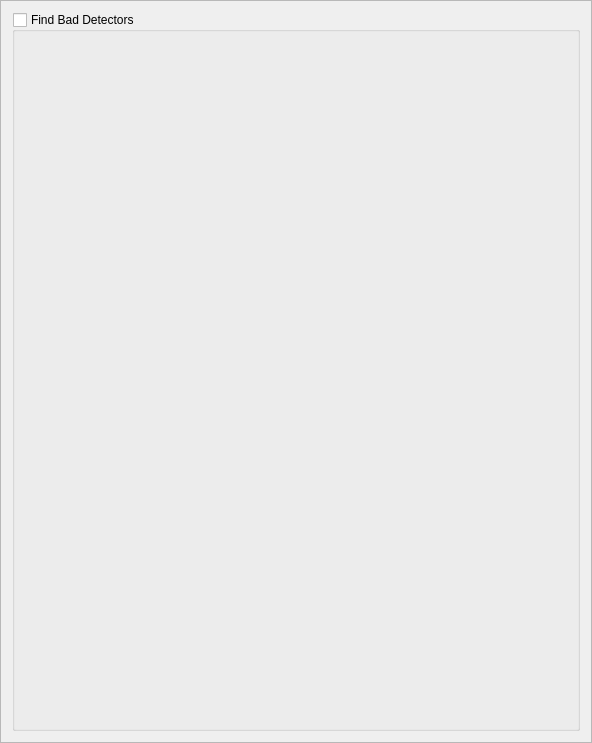
Above: Code/Mantid/scripts/Interface/ui/inelastic/dgs_diagnose_detectors.ui from mantidproject/mantid before the change. Below: the same form after it.
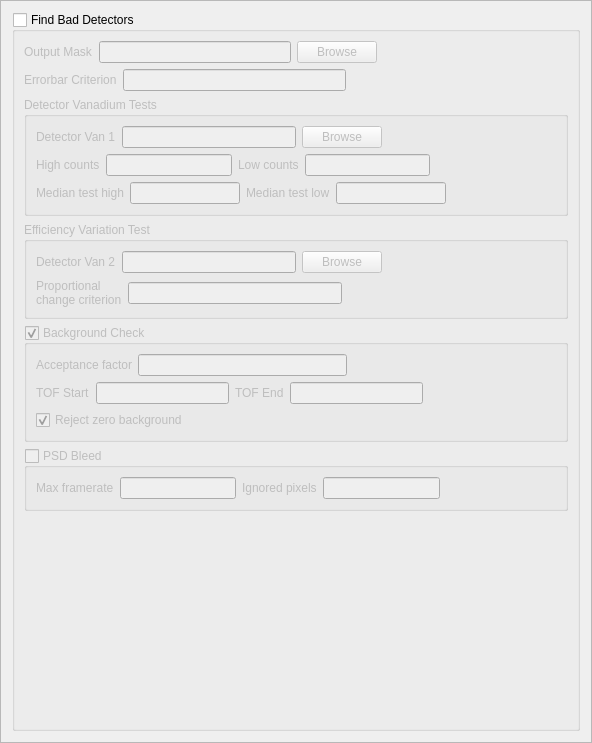
That is the form after the change.

Commit message: Refs #5454. Diagnose dets UI laid out and script object done.

```diff
--- a/Code/Mantid/scripts/Interface/ui/inelastic/dgs_diagnose_detectors.ui
+++ b/Code/Mantid/scripts/Interface/ui/inelastic/dgs_diagnose_detectors.ui
@@ -31,6 +31,428 @@
      <property name="checked">
       <bool>false</bool>
      </property>
+     <layout class="QVBoxLayout" name="verticalLayout_6">
+      <item>
+       <layout class="QHBoxLayout" name="horizontalLayout">
+        <item>
+         <widget class="QLabel" name="output_mask_label">
+          <property name="text">
+           <string>Output Mask</string>
+          </property>
+         </widget>
+        </item>
+        <item>
+         <widget class="QLineEdit" name="output_mask_edit"/>
+        </item>
+        <item>
+         <widget class="QPushButton" name="output_mask_browse">
+          <property name="text">
+           <string>Browse</string>
+          </property>
+         </widget>
+        </item>
+        <item>
+         <spacer name="horizontalSpacer">
+          <property name="orientation">
+           <enum>Qt::Horizontal</enum>
+          </property>
+          <property name="sizeHint" stdset="0">
+           <size>
+            <width>40</width>
+            <height>20</height>
+           </size>
+          </property>
+         </spacer>
+        </item>
+       </layout>
+      </item>
+      <item>
+       <layout class="QHBoxLayout" name="horizontalLayout_2">
+        <item>
+         <widget class="QLabel" name="errorbar_crit_label">
+          <property name="text">
+           <string>Errorbar Criterion</string>
+          </property>
+         </widget>
+        </item>
+        <item>
+         <widget class="QLineEdit" name="errorbar_crit_edit"/>
+        </item>
+        <item>
+         <spacer name="horizontalSpacer_2">
+          <property name="orientation">
+           <enum>Qt::Horizontal</enum>
+          </property>
+          <property name="sizeHint" stdset="0">
+           <size>
+            <width>40</width>
+            <height>20</height>
+           </size>
+          </property>
+         </spacer>
+        </item>
+       </layout>
+      </item>
+      <item>
+       <widget class="QGroupBox" name="white_beam_tests_gb">
+        <property name="title">
+         <string>Detector Vanadium Tests</string>
+        </property>
+        <layout class="QVBoxLayout" name="verticalLayout_2">
+         <item>
+          <layout class="QHBoxLayout" name="horizontalLayout_3">
+           <item>
+            <widget class="QLabel" name="det_van1_label">
+             <property name="text">
+              <string>Detector Van 1</string>
+             </property>
+            </widget>
+           </item>
+           <item>
+            <widget class="QLineEdit" name="det_van1_edit"/>
+           </item>
+           <item>
+            <widget class="QPushButton" name="det_van1_browse">
+             <property name="text">
+              <string>Browse</string>
+             </property>
+            </widget>
+           </item>
+           <item>
+            <spacer name="horizontalSpacer_3">
+             <property name="orientation">
+              <enum>Qt::Horizontal</enum>
+             </property>
+             <property name="sizeHint" stdset="0">
+              <size>
+               <width>40</width>
+               <height>20</height>
+              </size>
+             </property>
+            </spacer>
+           </item>
+          </layout>
+         </item>
+         <item>
+          <layout class="QHBoxLayout" name="horizontalLayout_4">
+           <item>
+            <widget class="QLabel" name="high_counts_label">
+             <property name="text">
+              <string>High counts</string>
+             </property>
+            </widget>
+           </item>
+           <item>
+            <widget class="QLineEdit" name="high_counts_edit"/>
+           </item>
+           <item>
+            <widget class="QLabel" name="low_counts_label">
+             <property name="text">
+              <string>Low counts</string>
+             </property>
+            </widget>
+           </item>
+           <item>
+            <widget class="QLineEdit" name="low_counts_edit"/>
+           </item>
+           <item>
+            <spacer name="horizontalSpacer_4">
+             <property name="orientation">
+              <enum>Qt::Horizontal</enum>
+             </property>
+             <property name="sizeHint" stdset="0">
+              <size>
+               <width>40</width>
+               <height>20</height>
+              </size>
+             </property>
+            </spacer>
+           </item>
+          </layout>
+         </item>
+         <item>
+          <layout class="QHBoxLayout" name="horizontalLayout_5">
+           <item>
+            <widget class="QLabel" name="median_test_high_label">
+             <property name="text">
+              <string>Median test high</string>
+             </property>
+            </widget>
+           </item>
+           <item>
+            <widget class="QLineEdit" name="median_test_high_edit"/>
+           </item>
+           <item>
+            <widget class="QLabel" name="median_test_low_label">
+             <property name="text">
+              <string>Median test low</string>
+             </property>
+            </widget>
+           </item>
+           <item>
+            <widget class="QLineEdit" name="median_test_low_edit"/>
+           </item>
+           <item>
+            <spacer name="horizontalSpacer_5">
+             <property name="orientation">
+              <enum>Qt::Horizontal</enum>
+             </property>
+             <property name="sizeHint" stdset="0">
+              <size>
+               <width>40</width>
+               <height>20</height>
+              </size>
+             </property>
+            </spacer>
+           </item>
+          </layout>
+         </item>
+        </layout>
+       </widget>
+      </item>
+      <item>
+       <widget class="QGroupBox" name="eff_var_test_gb">
+        <property name="title">
+         <string>Efficiency Variation Test</string>
+        </property>
+        <layout class="QVBoxLayout" name="verticalLayout_3">
+         <item>
+          <layout class="QHBoxLayout" name="horizontalLayout_6">
+           <item>
+            <widget class="QLabel" name="det_van2_label">
+             <property name="text">
+              <string>Detector Van 2</string>
+             </property>
+            </widget>
+           </item>
+           <item>
+            <widget class="QLineEdit" name="det_van2_edit"/>
+           </item>
+           <item>
+            <widget class="QPushButton" name="det_van2_browse">
+             <property name="text">
+              <string>Browse</string>
+             </property>
+            </widget>
+           </item>
+           <item>
+            <spacer name="horizontalSpacer_6">
+             <property name="orientation">
+              <enum>Qt::Horizontal</enum>
+             </property>
+             <property name="sizeHint" stdset="0">
+              <size>
+               <width>40</width>
+               <height>20</height>
+              </size>
+             </property>
+            </spacer>
+           </item>
+          </layout>
+         </item>
+         <item>
+          <layout class="QHBoxLayout" name="horizontalLayout_7">
+           <item>
+            <widget class="QLabel" name="prop_change_crit_label">
+             <property name="text">
+              <string>Proportional
+change criterion</string>
+             </property>
+            </widget>
+           </item>
+           <item>
+            <widget class="QLineEdit" name="prop_change_crit_edit"/>
+           </item>
+           <item>
+            <spacer name="horizontalSpacer_7">
+             <property name="orientation">
+              <enum>Qt::Horizontal</enum>
+             </property>
+             <property name="sizeHint" stdset="0">
+              <size>
+               <width>40</width>
+               <height>20</height>
+              </size>
+             </property>
+            </spacer>
+           </item>
+          </layout>
+         </item>
+        </layout>
+       </widget>
+      </item>
+      <item>
+       <widget class="QGroupBox" name="background_check_gb">
+        <property name="title">
+         <string>Background Check</string>
+        </property>
+        <property name="checkable">
+         <bool>true</bool>
+        </property>
+        <property name="checked">
+         <bool>true</bool>
+        </property>
+        <layout class="QVBoxLayout" name="verticalLayout_4">
+         <item>
+          <layout class="QHBoxLayout" name="horizontalLayout_8">
+           <item>
+            <widget class="QLabel" name="accept_factor_label">
+             <property name="text">
+              <string>Acceptance factor</string>
+             </property>
+            </widget>
+           </item>
+           <item>
+            <widget class="QLineEdit" name="accept_factor_edit"/>
+           </item>
+           <item>
+            <spacer name="horizontalSpacer_8">
+             <property name="orientation">
+              <enum>Qt::Horizontal</enum>
+             </property>
+             <property name="sizeHint" stdset="0">
+              <size>
+               <width>40</width>
+               <height>20</height>
+              </size>
+             </property>
+            </spacer>
+           </item>
+          </layout>
+         </item>
+         <item>
+          <layout class="QHBoxLayout" name="horizontalLayout_9">
+           <item>
+            <widget class="QLabel" name="tof_start_label">
+             <property name="text">
+              <string>TOF Start</string>
+             </property>
+            </widget>
+           </item>
+           <item>
+            <widget class="QLineEdit" name="tof_start_edit"/>
+           </item>
+           <item>
+            <widget class="QLabel" name="tof_end_label">
+             <property name="text">
+              <string>TOF End</string>
+             </property>
+            </widget>
+           </item>
+           <item>
+            <widget class="QLineEdit" name="tof_end_edit"/>
+           </item>
+           <item>
+            <spacer name="horizontalSpacer_9">
+             <property name="orientation">
+              <enum>Qt::Horizontal</enum>
+             </property>
+             <property name="sizeHint" stdset="0">
+              <size>
+               <width>40</width>
+               <height>20</height>
+              </size>
+             </property>
+            </spacer>
+           </item>
+          </layout>
+         </item>
+         <item>
+          <layout class="QHBoxLayout" name="horizontalLayout_10">
+           <item>
+            <widget class="QCheckBox" name="reject_zero_bg_cb">
+             <property name="text">
+              <string>Reject zero background</string>
+             </property>
+             <property name="checked">
+              <bool>true</bool>
+             </property>
+            </widget>
+           </item>
+           <item>
+            <spacer name="horizontalSpacer_10">
+             <property name="orientation">
+              <enum>Qt::Horizontal</enum>
+             </property>
+             <property name="sizeHint" stdset="0">
+              <size>
+               <width>40</width>
+               <height>20</height>
+              </size>
+             </property>
+            </spacer>
+           </item>
+          </layout>
+         </item>
+        </layout>
+       </widget>
+      </item>
+      <item>
+       <widget class="QGroupBox" name="psd_bleed_gb">
+        <property name="title">
+         <string>PSD Bleed</string>
+        </property>
+        <property name="checkable">
+         <bool>true</bool>
+        </property>
+        <property name="checked">
+         <bool>false</bool>
+        </property>
+        <layout class="QVBoxLayout" name="verticalLayout_5">
+         <item>
+          <layout class="QHBoxLayout" name="horizontalLayout_11">
+           <item>
+            <widget class="QLabel" name="max_framerate_label">
+             <property name="text">
+              <string>Max framerate</string>
+             </property>
+            </widget>
+           </item>
+           <item>
+            <widget class="QLineEdit" name="max_framerate_edit"/>
+           </item>
+           <item>
+            <widget class="QLabel" name="ignored_pixels_label">
+             <property name="text">
+              <string>Ignored pixels</string>
+             </property>
+            </widget>
+           </item>
+           <item>
+            <widget class="QLineEdit" name="ignored_pixels_edit"/>
+           </item>
+           <item>
+            <spacer name="horizontalSpacer_11">
+             <property name="orientation">
+              <enum>Qt::Horizontal</enum>
+             </property>
+             <property name="sizeHint" stdset="0">
+              <size>
+               <width>40</width>
+               <height>20</height>
+              </size>
+             </property>
+            </spacer>
+           </item>
+          </layout>
+         </item>
+        </layout>
+       </widget>
+      </item>
+      <item>
+       <spacer name="verticalSpacer">
+        <property name="orientation">
+         <enum>Qt::Vertical</enum>
+        </property>
+        <property name="sizeHint" stdset="0">
+         <size>
+          <width>20</width>
+          <height>153</height>
+         </size>
+        </property>
+       </spacer>
+      </item>
+     </layout>
     </widget>
    </item>
   </layout>
```
The commit also changes 2 other files.
